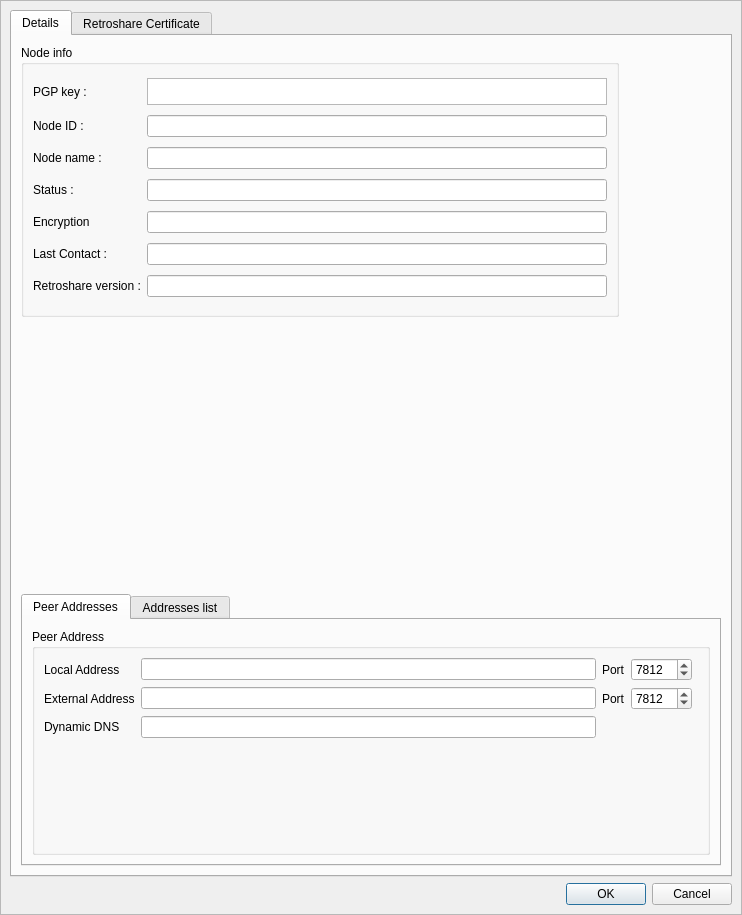
Qt form retroshare-gui/src/gui/connect/ConfCertDialog.ui (RetroShare/RetroShare) before a commit.
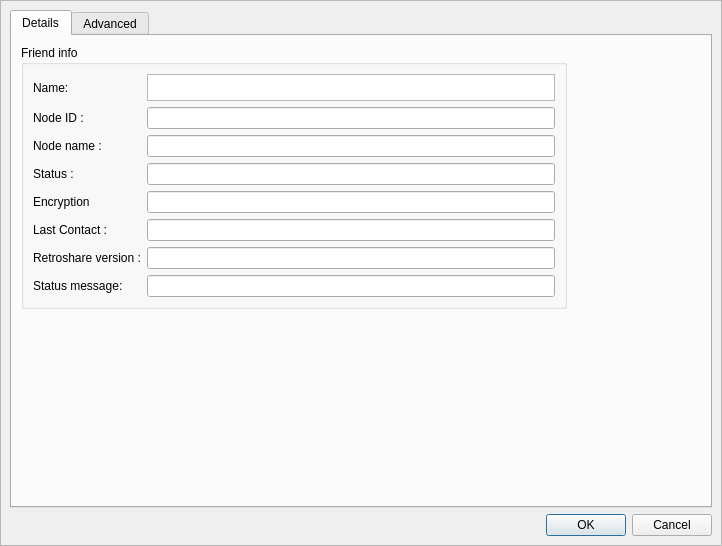
The same form after that commit. The open tabs and pages were chosen to show the change. Icons and pictures are not drawn. Custom widgets are drawn as their Qt base class.

Commit message: update Person details window used on Statistics. clean up look and feel of Friend Details to get more user friendly for normal users.

```diff
--- a/retroshare-gui/src/gui/connect/ConfCertDialog.ui
+++ b/retroshare-gui/src/gui/connect/ConfCertDialog.ui
@@ -6,8 +6,8 @@
    <rect>
     <x>0</x>
     <y>0</y>
-    <width>742</width>
-    <height>915</height>
+    <width>722</width>
+    <height>546</height>
    </rect>
   </property>
   <property name="windowTitle">
@@ -85,13 +85,13 @@
             <item>
              <widget class="QGroupBox" name="groupBox_4">
               <property name="title">
-               <string>Node info</string>
+               <string>Friend info</string>
               </property>
               <layout class="QGridLayout" name="gridLayout_3">
                <item row="0" column="1">
                 <widget class="RSTextBrowser" name="pgpfingerprint">
                  <property name="sizePolicy">
-                  <sizepolicy hsizetype="MinimumExpanding" vsizetype="MinimumExpanding">
+                  <sizepolicy hsizetype="Expanding" vsizetype="Fixed">
                    <horstretch>0</horstretch>
                    <verstretch>0</verstretch>
                   </sizepolicy>
@@ -197,7 +197,17 @@
                <item row="0" column="0">
                 <widget class="QLabel" name="label_name">
                  <property name="text">
-                  <string>PGP key :</string>
+                  <string>Name:</string>
+                 </property>
+                </widget>
+               </item>
+               <item row="7" column="1">
+                <widget class="QLineEdit" name="statusmessage"/>
+               </item>
+               <item row="7" column="0">
+                <widget class="QLabel" name="label_2">
+                 <property name="text">
+                  <string>Status message:</string>
                  </property>
                 </widget>
                </item>
@@ -210,14 +220,14 @@
                <widget class="AvatarWidget" name="avatar">
                 <property name="minimumSize">
                  <size>
-                  <width>96</width>
-                  <height>96</height>
+                  <width>128</width>
+                  <height>128</height>
                  </size>
                 </property>
                 <property name="maximumSize">
                  <size>
-                  <width>96</width>
-                  <height>96</height>
+                  <width>128</width>
+                  <height>128</height>
                  </size>
                 </property>
                </widget>
@@ -252,7 +262,18 @@
             </property>
            </spacer>
           </item>
-          <item>
+         </layout>
+        </widget>
+        <widget class="QWidget" name="tab_3">
+         <attribute name="icon">
+          <iconset resource="../images.qrc">
+           <normaloff>:/images/kcmsystem24.png</normaloff>:/images/kcmsystem24.png</iconset>
+         </attribute>
+         <attribute name="title">
+          <string>Advanced</string>
+         </attribute>
+         <layout class="QGridLayout" name="gridLayout_15">
+          <item row="0" column="0">
            <widget class="QTabWidget" name="tabWidget">
             <property name="currentIndex">
              <number>0</number>
@@ -403,15 +424,7 @@
               </item>
              </layout>
             </widget>
-           </widget>
-          </item>
-         </layout>
-        </widget>
-        <widget class="QWidget" name="tab_3">
-         <attribute name="icon">
-          <iconset resource="../images.qrc">
-           <normaloff>:/images/view-certificate-sign-32.png</normaloff>:/images/view-certificate-sign-32.png</iconset>
-         </attribute>
+            <widget class="QWidget" name="tab_2">
          <attribute name="title">
           <string>Retroshare Certificate</string>
          </attribute>
@@ -449,6 +462,10 @@
              </spacer>
             </item>
            </layout>
+              </item>
+             </layout>
+            </widget>
+           </widget>
           </item>
          </layout>
         </widget>
```
Left out of the diff: 24 changed lines with no effect on the pictures. Lines whose indentation alone changed are shown as unchanged. The commit also changes 5 other files.
